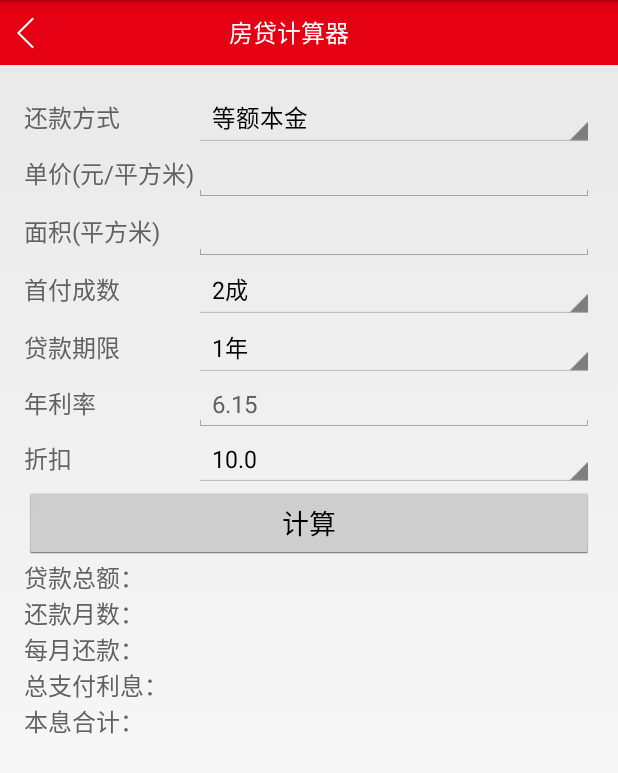
After one commit to Spground/House, an Android app: the CalculatorActivity screen opened directly, with no data from a screen before it, on a phone screen of 412 x 824 dp. The commit adds this screen. Shown: the top 773 px of the screen. Run offline under Robolectric (Android 15) with nearby library versions, the phone set to English and light mode, and no system bars; libraries missing offline, so code that uses them is left out: com.loopj.android, com.nostra13.universalimageloader.

Commit message:
房贷计算器

```diff
--- a/app/src/main/AndroidManifest.xml
+++ b/app/src/main/AndroidManifest.xml
@@ -113,6 +113,8 @@
             android:name=".activities.PhotoViewActivity"
             android:label="@string/title_activity_photo_view" >
         </activity>
+        <activity android:name=".activities.CalculatorActivity" >
+        </activity>
     </application>
 
 </manifest>
--- /dev/null
+++ b/app/src/main/java/jc/house/activities/CalculatorActivity.java
@@ -0,0 +1,178 @@
+package jc.house.activities;
+
+import android.app.Activity;
+import android.os.Bundle;
+import android.util.Log;
+import android.view.View;
+import android.widget.ArrayAdapter;
+import android.widget.Button;
+import android.widget.EditText;
+import android.widget.Spinner;
+import android.widget.TextView;
+
+import java.text.DecimalFormat;
+import java.util.ArrayList;
+import java.util.List;
+
+import jc.house.R;
+import jc.house.chat.widget.AlertDialog;
+
+public class CalculatorActivity extends BaseActivity implements View.OnClickListener{
+    private Spinner paymentTypeSpinner,firstPaymentSpinner,loanTimeSpinner,rateDiscoutSpinner;
+    private EditText unitPriceEdt;
+    private EditText areaEdt,interestRateEdt;
+    private Button calculateBtn;
+    private TextView loanTotalTextView,repaymentMonthsTextView,repaymentPerMonthTextView,totalInterestTextView,totalPaymentTextView,repaymentPerText;
+    private  List<String> paymentTypeList,firstPayList,loanTimeList,rateDiscountList;
+    private ArrayAdapter<String> paymentTypeAdapter,firstPayAdapter,loanTimeAdapter,rateDiscountAdapter;
+    protected void onCreate(Bundle savedInstanceState) {
+        super.onCreate(savedInstanceState);
+        setJCContentView(R.layout.activity_calculator);
+        setTitleBarTitle("房贷计算器");
+        initView();
+    }
+
+    /**
+     * 初始化控件，绑定数据
+     */
+    private void initView(){
+        this.paymentTypeSpinner = (Spinner)findViewById(R.id.payment_type);//还款类型(等额本金和等额本息)
+        this.rateDiscoutSpinner = (Spinner)findViewById(R.id.interest_rate_discount);//年利率折扣
+        this.firstPaymentSpinner = (Spinner)findViewById(R.id.first_payment_type);//（首付几层）
+        this.loanTimeSpinner = (Spinner)findViewById(R.id.loan_time);//贷款时间
+        this.unitPriceEdt = (EditText)findViewById(R.id.unit_price);//房价单价
+        this.areaEdt = (EditText)findViewById(R.id.area);//面积
+        this.interestRateEdt = (EditText)findViewById(R.id.interest_rate);//年利率用户输入，默认6.15
+        this.calculateBtn = (Button)findViewById(R.id.calculate);//计算
+        this.loanTotalTextView = (TextView)findViewById(R.id.loan_total);//贷款总金额
+        this.repaymentMonthsTextView = (TextView)findViewById(R.id.repayment_months);//还款月数
+        this.repaymentPerMonthTextView = (TextView)findViewById(R.id.repayment_per_month);//每月还款数
+        this.totalInterestTextView = (TextView)findViewById(R.id.total_interest);//总支付利息
+        this.totalPaymentTextView = (TextView)findViewById(R.id.total_payment);//本息合计
+        this.repaymentPerText = (TextView)findViewById(R.id.repayment_first_month);//首月还款或者是每月还款
+        //还款类型
+        this.paymentTypeList = new ArrayList<>();
+        paymentTypeList.add("等额本金");
+        paymentTypeList.add("等额本息");
+        this.paymentTypeAdapter = new ArrayAdapter<String>(this,android.R.layout.simple_spinner_item,paymentTypeList);
+        paymentTypeSpinner.setAdapter(paymentTypeAdapter);
+        //年利率折扣，7-10之间，每0.5一个间隔
+        this.rateDiscountList = new ArrayList<>();
+        for(double i=7;i<=10;i=i+0.5){
+            rateDiscountList.add(i+"");
+        }
+        this.rateDiscountAdapter = new ArrayAdapter<String>(this,android.R.layout.simple_spinner_item,rateDiscountList);
+        rateDiscoutSpinner.setAdapter(rateDiscountAdapter);
+        rateDiscoutSpinner.setSelection(6);
+        //首付几成
+        this.firstPayList = new ArrayList<>();
+        for(int i=2;i<=9;i++){
+            firstPayList.add(i+"成");
+        }
+        this.firstPayAdapter = new ArrayAdapter<String>(this,android.R.layout.simple_spinner_item,firstPayList);
+        firstPaymentSpinner.setAdapter(firstPayAdapter);
+        //贷款期限
+        this.loanTimeList = new ArrayList<>();
+        for(int i=1;i<=5;i++){
+            loanTimeList.add(i+"年");
+        }
+        for (int i=10;i<=30;i=i+5){
+            loanTimeList.add(i+"年");
+        }
+        this.loanTimeAdapter = new ArrayAdapter<String>(this,android.R.layout.simple_spinner_item,loanTimeList);
+        loanTimeSpinner.setAdapter(loanTimeAdapter);
+        this.calculateBtn.setOnClickListener(this);
+
+    }
+    private void calculate(){
+        clearData();
+//        Log.d("CalculatorActivity", "-------->>"+(String)paymentTypeSpinner.getSelectedItem());
+        String unitPrices = unitPriceEdt.getText().toString();//需要校验
+        String areas = areaEdt.getText().toString();//需要校验
+        String interestRates = interestRateEdt.getText().toString();//需要校验
+
+        if (check(unitPrices) && check(areas) &&  check(interestRates) ){
+        double unitPrice = Double.parseDouble(unitPrices);
+        double area = Double.parseDouble(areas);
+        String firstPays = ((String)firstPaymentSpinner.getSelectedItem());//需要转化
+        firstPays = trans(firstPays);
+        double firstPay =  Double.parseDouble(firstPays);
+        Log.d("CalculatorActivity", "----------->>" + firstPay);
+        String loanTimes = (String)loanTimeSpinner.getSelectedItem();//需要转化
+        loanTimes = trans(loanTimes);
+        int loanTime = Integer.parseInt(loanTimes);
+        Log.d("CalculatorActivity", "----------->>" + loanTime);
+
+        double interestRate = Double.parseDouble(interestRates)/100;
+        String rateDiscount = (String)rateDiscoutSpinner.getSelectedItem();
+        double totalPrice = unitPrice*area;//总的房价
+        double totalLoanMoney = totalPrice*(10-firstPay)/10;
+        double repaymentPerMon=0.d;//
+        double totalInterest = 0.d;//总利息
+        double totalMoney = 0.d;//本息合计
+        double decreaseInterest = 0.d;
+        DecimalFormat df = new DecimalFormat("#.##");
+        if(((String)paymentTypeSpinner.getSelectedItem()).equals("等额本息")){
+            repaymentPerMon = (totalLoanMoney*(interestRate/12)*Math.pow((1 + interestRate / 12),loanTime*12))/(Math.pow(1 + interestRate / 12,loanTime*12)-1);
+            totalInterest = repaymentPerMon*loanTime*12-totalLoanMoney;
+            repaymentPerMonthTextView.setText(df.format(repaymentPerMon)+"元");
+            repaymentPerText.setText("每月还款：");
+        }
+        else if (((String)paymentTypeSpinner.getSelectedItem()).equals("等额本金")){
+            repaymentPerMon = totalLoanMoney/(loanTime*12)+totalLoanMoney*(interestRate/12);//首月应付款
+            decreaseInterest = totalLoanMoney/(loanTime*12)*(interestRate/12);//每月递减
+            repaymentPerText.setText("首月还款：");
+            repaymentPerMonthTextView.setText(df.format(repaymentPerMon)+"元"+" 每月递减"+df.format(decreaseInterest));
+            totalInterest =repaymentPerMon*loanTime*12-decreaseInterest*(loanTime*12*(loanTime*12-1)/2)-totalLoanMoney;
+        }
+        loanTotalTextView.setText(df.format(totalLoanMoney)+"元");
+        repaymentMonthsTextView.setText(loanTime*12 + "个月");
+        totalInterestTextView.setText(df.format(totalInterest) + "元");
+        totalPaymentTextView.setText(df.format(totalInterest + totalLoanMoney) + "元");
+        }
+    }
+
+
+    @Override
+    public void onClick(View v) {
+        calculate();
+    }
+
+    /**
+     * 截取字符串，去掉最后一个字符
+     * @param s
+     * @return
+     */
+    private String trans(String s){
+        return  s.substring(0,s.length()-1);
+    }
+
+    /**
+     * 校验输入数据是否为正实数
+     * @param s
+     */
+    private boolean check(String s){
+        boolean b = s.matches("^[1-9]\\d*(\\.\\d+)?$");
+        Log.d("ClculatorActivity",b+"");
+        if (!b){//如果不匹配，正实数
+            showAlert(s);
+            return false;
+        }
+        return true;
+    }
+    private void showAlert(String s){
+//        AlertDialog dialog = new AlertDialog(this,s);
+        android.app.AlertDialog.Builder dialog = new android.app.AlertDialog.Builder(CalculatorActivity.this);
+        dialog.setTitle("提示");
+        dialog.setMessage("您输入的数据" + s + "格式错误，请重新输入");
+        dialog.show();
+    }
+    private void clearData(){
+        loanTotalTextView.setText("");
+        repaymentMonthsTextView.setText("");
+        totalInterestTextView.setText("");
+        repaymentPerMonthTextView.setText("");
+        totalPaymentTextView.setText("");
+    }
+
+}
--- a/app/src/main/java/jc/house/fragments/AboutFragment.java
+++ b/app/src/main/java/jc/house/fragments/AboutFragment.java
@@ -9,6 +9,7 @@ import android.view.ViewGroup;
 
 import jc.house.R;
 import jc.house.activities.AboutUsActivity;
+import jc.house.activities.CalculatorActivity;
 import jc.house.activities.CompanyIntroductionActivity;
 import jc.house.activities.UserFeedbackActivity;
 import jc.house.activities.WebActivity;
@@ -39,6 +40,7 @@ public class AboutFragment extends BaseFragment implements IRefresh, View.OnClic
         this.view.findViewById(R.id.id_check_update).setOnClickListener(this);
         this.view.findViewById(R.id.id_company_introduction).setOnClickListener(this);
         this.view.findViewById(R.id.id_user_feedback).setOnClickListener(this);
+        this.view.findViewById(R.id.id_calculator).setOnClickListener(this);
     }
 
     @Override
@@ -63,6 +65,8 @@ public class AboutFragment extends BaseFragment implements IRefresh, View.OnClic
             case R.id.id_about_us:
                 startActivity(new Intent(getActivity(), AboutUsActivity.class));
                 break;
+            case R.id.id_calculator:
+                startActivity(new Intent(getActivity(), CalculatorActivity.class));
         }
     }
 }
--- /dev/null
+++ b/app/src/main/res/layout/activity_calculator.xml
@@ -0,0 +1,194 @@
+<?xml version="1.0" encoding="utf-8"?>
+<RelativeLayout xmlns:android="http://schemas.android.com/apk/res/android"
+    xmlns:tools="http://schemas.android.com/tools" android:layout_width="match_parent"
+    android:layout_height="match_parent" android:paddingLeft="@dimen/activity_horizontal_margin"
+    android:paddingRight="@dimen/activity_horizontal_margin"
+    android:paddingTop="@dimen/activity_vertical_margin"
+    android:paddingBottom="@dimen/activity_vertical_margin"
+    tools:context="jc.house.activities.CalculatorActivity">
+<TableLayout
+    android:id="@+id/calculate_param"
+    android:layout_width="match_parent"
+    android:layout_height="wrap_content"
+    android:stretchColumns="1"
+    android:orientation="vertical">
+ <TableRow>
+  <TextView
+      android:layout_width="wrap_content"
+      android:layout_height="wrap_content"
+      android:text="还款方式"
+      android:textColor="@color/font_grey_700"
+      android:textSize="@dimen/font_large_size"/>
+<Spinner
+    android:id="@+id/payment_type"
+    android:layout_width="0dp"
+    android:layout_weight="1"
+    android:textColor="@color/font_grey_700"
+    android:textSize="@dimen/font_large_size"
+    android:layout_height="wrap_content"></Spinner>
+ </TableRow>
+
+    <TableRow>
+    <TextView
+        android:layout_width="wrap_content"
+        android:layout_height="wrap_content"
+        android:text="单价(元/平方米)"
+        android:textColor="@color/font_grey_700"
+        android:textSize="@dimen/font_large_size"/>
+    <EditText
+        android:id="@+id/unit_price"
+        android:layout_width="0dp"
+        android:layout_weight="1"
+        android:textColor="@color/font_grey_700"
+        android:textSize="@dimen/font_large_size"
+        android:layout_height="wrap_content" />
+    </TableRow>
+    <TableRow>
+    <TextView
+        android:layout_width="wrap_content"
+        android:layout_height="wrap_content"
+        android:text="面积(平方米)"
+        android:textColor="@color/font_grey_700"
+        android:textSize="@dimen/font_large_size"/>
+    <EditText
+        android:id="@+id/area"
+        android:layout_width="0dp"
+        android:layout_weight="1"
+        android:layout_height="wrap_content" />
+    </TableRow>
+    <TableRow>
+    <TextView
+        android:layout_width="wrap_content"
+        android:layout_height="wrap_content"
+        android:text="首付成数"
+        android:textColor="@color/font_grey_700"
+        android:textSize="@dimen/font_large_size"/>
+    <Spinner
+        android:id="@+id/first_payment_type"
+        android:layout_width="0dp"
+        android:layout_weight="1"
+        android:textColor="@color/font_grey_700"
+        android:textSize="@dimen/font_large_size"
+        android:layout_height="wrap_content"></Spinner>
+    </TableRow>
+    <TableRow>
+    <TextView
+        android:layout_width="wrap_content"
+        android:layout_height="wrap_content"
+        android:text="贷款期限"
+        android:textColor="@color/font_grey_700"
+        android:textSize="@dimen/font_large_size"/>
+    <Spinner
+        android:id="@+id/loan_time"
+        android:layout_width="0dp"
+        android:layout_weight="1"
+        android:textColor="@color/font_grey_700"
+        android:textSize="@dimen/font_large_size"
+        android:layout_height="wrap_content"></Spinner>
+    </TableRow>
+    <TableRow>
+        <TextView
+            android:layout_width="wrap_content"
+            android:layout_height="wrap_content"
+            android:text="年利率"
+            android:textColor="@color/font_grey_700"
+            android:textSize="@dimen/font_large_size"/>
+        <EditText
+            android:id="@+id/interest_rate"
+            android:layout_width="0dp"
+            android:layout_weight="1"
+            android:textColor="@color/font_grey_700"
+            android:textSize="@dimen/font_large_size"
+            android:layout_height="wrap_content"
+            android:text="6.15"
+            />
+    </TableRow>
+        <TableRow>
+            <TextView
+                android:layout_width="wrap_content"
+                android:layout_height="wrap_content"
+                android:text="折扣"
+                android:textColor="@color/font_grey_700"
+                android:textSize="@dimen/font_large_size"/>
+        <Spinner
+            android:id="@+id/interest_rate_discount"
+            android:layout_width="0dp"
+            android:layout_weight="1"
+            android:textColor="@color/font_grey_700"
+            android:textSize="@dimen/font_large_size"
+            android:layout_height="wrap_content"></Spinner>
+    </TableRow>
+    <TableRow>
+    <Button
+        android:id="@+id/calculate"
+        android:layout_width="wrap_content"
+        android:layout_height="wrap_content"
+        android:layout_span="2"
+        android:text="计算"/>
+    </TableRow>
+
+</TableLayout>
+    <TableLayout
+        android:layout_below="@+id/calculate_param"
+        android:id="@+id/calculate_result"
+        android:layout_width="match_parent"
+        android:layout_height="match_parent">
+        <TableRow>
+            <TextView android:text="贷款总额："
+                android:textColor="@color/font_grey_700"
+                android:textSize="@dimen/font_large_size"/>
+            <TextView
+                android:id="@+id/loan_total"
+                android:textColor="@color/font_grey_700"
+                android:textSize="@dimen/font_large_size"
+                android:text=""
+                />
+        </TableRow>
+        <TableRow>
+            <TextView android:text="还款月数："
+                android:textColor="@color/font_grey_700"
+                android:textSize="@dimen/font_large_size"/>
+            <TextView
+                android:id="@+id/repayment_months"
+                android:textColor="@color/font_grey_700"
+                android:textSize="@dimen/font_large_size"
+                android:text=""
+                />
+        </TableRow>
+        <TableRow>
+            <TextView
+                android:id="@+id/repayment_first_month"
+                android:text="每月还款："
+                android:textColor="@color/font_grey_700"
+                android:textSize="@dimen/font_large_size"/>
+            <TextView
+                android:id="@+id/repayment_per_month"
+                android:textColor="@color/font_grey_700"
+                android:textSize="@dimen/font_large_size"
+                android:text=""
+                />
+        </TableRow>
+        <TableRow>
+            <TextView android:text="总支付利息："
+                android:textColor="@color/font_grey_700"
+                android:textSize="@dimen/font_large_size"/>
+            <TextView
+                android:id="@+id/total_interest"
+                android:textColor="@color/font_grey_700"
+                android:textSize="@dimen/font_large_size"
+                android:text=""
+                />
+        </TableRow>
+        <TableRow>
+            <TextView android:text="本息合计："
+                android:textColor="@color/font_grey_700"
+                android:textSize="@dimen/font_large_size"/>
+            <TextView
+                android:id="@+id/total_payment"
+                android:textColor="@color/font_grey_700"
+                android:textSize="@dimen/font_large_size"
+                android:text=""
+                />
+        </TableRow>
+    </TableLayout>
+</RelativeLayout>
--- a/app/src/main/res/layout/fragment_about.xml
+++ b/app/src/main/res/layout/fragment_about.xml
@@ -123,6 +123,31 @@
                     android:background="@color/bg_gray"
 
                     />
+                <TextView
+                    android:id="@+id/id_calculator"
+                    android:layout_width="match_parent"
+                    android:layout_height="48dp"
+                    android:background="@drawable/jc_aboutfragment_textview_selector"
+                    android:clickable="true"
+                    android:drawableLeft="@drawable/about_us"
+                    android:drawablePadding="10dp"
+                    android:drawableRight="@drawable/mm_submenu_normal"
+                    android:gravity="left|center"
+                    android:paddingBottom="8dp"
+                    android:paddingLeft="20dp"
+                    android:paddingRight="20dp"
+                    android:paddingTop="8dp"
+                    android:text="房贷计算器"
+                    android:textColor="@color/font_grey_700"
+                    android:textSize="@dimen/font_large_size" />
+
+                <View
+                    android:layout_width="match_parent"
+                    android:layout_height="0.5dp"
+                    android:background="@color/bg_gray"
+
+                    />
+
             </LinearLayout>
         </LinearLayout>
 
```
Also changed, not shown: 1 other file.
